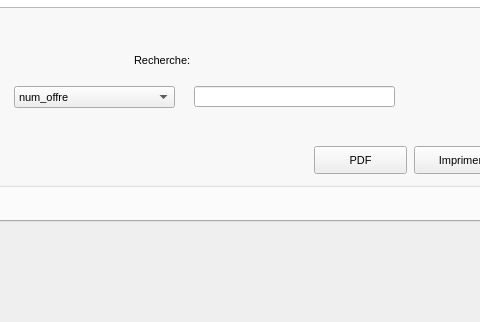
Before: the Qt Designer form gestionoffre.ui in loremipsum2A/Smart_Wedding_2A10, drawn with Qt 5; both pictures show x 88 to 568 and y 329 to 651 of the 1141 by 651 pixel window.
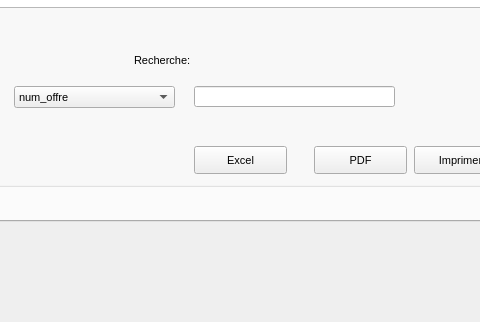
After: the same form once the commit is applied. The open tabs and pages were chosen to show the change.

Patch:
```diff
--- a/gestionoffre.ui
+++ b/gestionoffre.ui
@@ -578,6 +578,19 @@
        <string>PDF</string>
       </property>
      </widget>
+     <widget class="QPushButton" name="pushButton">
+      <property name="geometry">
+       <rect>
+        <x>230</x>
+        <y>380</y>
+        <width>93</width>
+        <height>28</height>
+       </rect>
+      </property>
+      <property name="text">
+       <string>Excel</string>
+      </property>
+     </widget>
     </widget>
     <widget class="QLabel" name="label_56">
      <property name="geometry">
```
Left out of the diff: 2 changed lines with no effect on the pictures.
